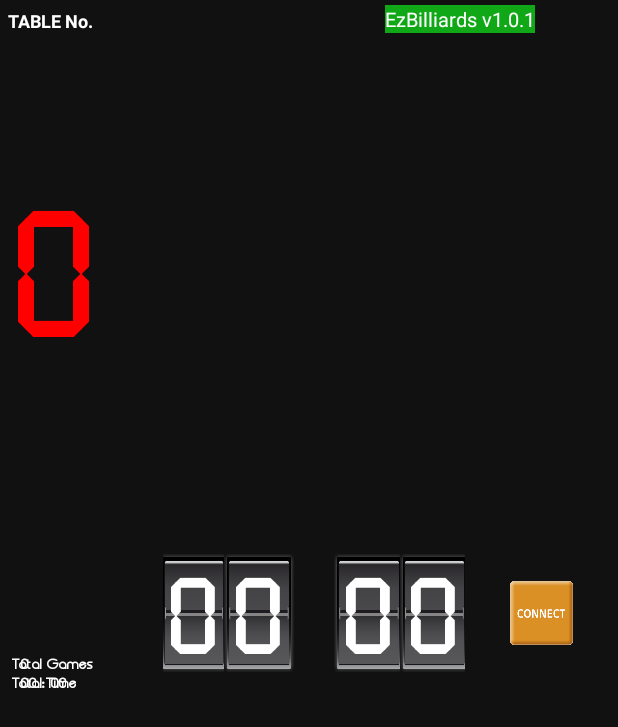
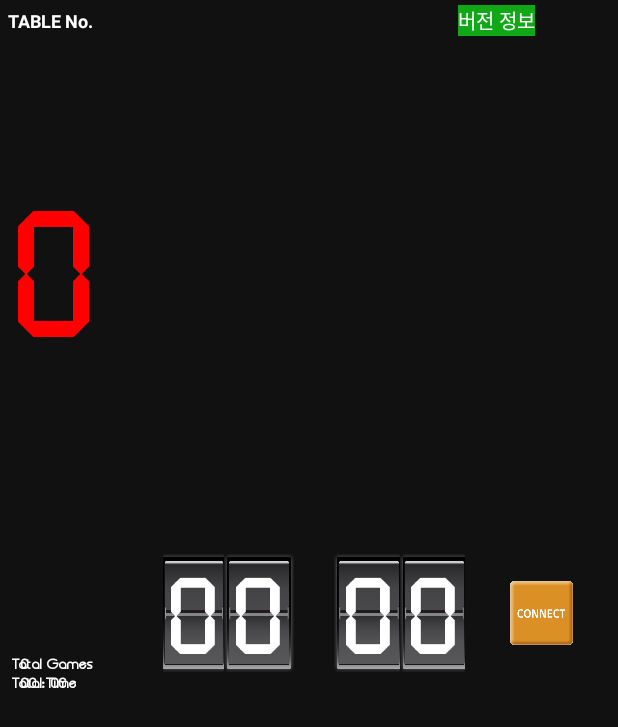
Before and after one commit to ldj526/BilliardClient, an Android app: the layout activity_main.xml on its own in the app's theme, with its tools: preview values and no code run, on a phone screen of 412 x 824 dp. Shown: the top 727 px of the screen. Run offline under Robolectric (Android 15) with nearby library versions, the phone set to English and light mode, and no system bars; plain views replace PreviewView.

Commit message:
feat: 버전 정보 받아와 메인 화면에 입력

```diff
--- a/app/src/main/java/com/billiard/billiardclient/MainActivity.kt
+++ b/app/src/main/java/com/billiard/billiardclient/MainActivity.kt
@@ -123,6 +123,8 @@ class MainActivity : AppCompatActivity() {
         viewFinder = binding.viewFinder
 
 //        returnDialog = ReturnDialog("정산 중..", "카운터로 가서 계산하세요.")
+
+        binding.tvVersion.text = "EzBilliards v${BuildConfig.VERSION_NAME}"
 
         socket = Socket()
 
--- a/app/src/main/res/layout/activity_main.xml
+++ b/app/src/main/res/layout/activity_main.xml
@@ -135,12 +135,12 @@
             android:orientation="horizontal">
 
             <TextView
-                android:id="@+id/textView6"
+                android:id="@+id/tv_version"
                 android:layout_width="wrap_content"
                 android:layout_height="wrap_content"
                 android:layout_marginEnd="45dp"
                 android:background="#11A817"
-                android:text="EzBilliards v1.0.1"
+                android:text="버전 정보"
                 android:textColor="#FFFFFF"
                 android:textSize="13sp"
                 app:layout_constraintEnd_toEndOf="parent"
--- a/app/src/main/res/values-night/themes.xml
+++ b/app/src/main/res/values-night/themes.xml
@@ -19,17 +19,22 @@
     </style>
 
     <style name="TimerTextView" parent="@style/Widget.AppCompat.TextView">
-        <item name="android:layout_width">70dp</item>
-        <item name="android:layout_height">wrap_content</item>
-        <item name="android:autoSizeMaxTextSize">250sp</item>
-        <item name="android:autoSizeMinTextSize">100sp</item>
-        <item name="android:autoSizeStepGranularity">2sp</item>
+        <item name="android:layout_width">0dp</item>
+        <item name="android:layout_height">0dp</item>
+        <item name="android:autoSizeTextType">uniform</item>
+        <item name="android:autoSizeMaxTextSize">400sp</item>
+        <item name="android:autoSizeMinTextSize">60sp</item>
+        <item name="android:autoSizeStepGranularity">5sp</item>
+        <item name="layout_constraintDimensionRatio">1:1.7</item>
+        <item name="layout_constraintWidth_percent">0.23</item>
+        <item name="android:maxLines">1</item>
+        <item name="android:background">@drawable/timer_background</item>
+        <item name="android:paddingEnd">4dp</item>
+        <item name="android:paddingTop">6dp</item>
         <item name="android:fontFamily">@font/seven_segment</item>
-        <item name="android:freezesText">false</item>
         <item name="android:gravity">center</item>
         <item name="android:text">0</item>
         <item name="android:textColor">#FFFFFF</item>
-        <item name="android:textSize">130sp</item>
         <item name="android:textStyle">bold</item>
     </style>
 
```
